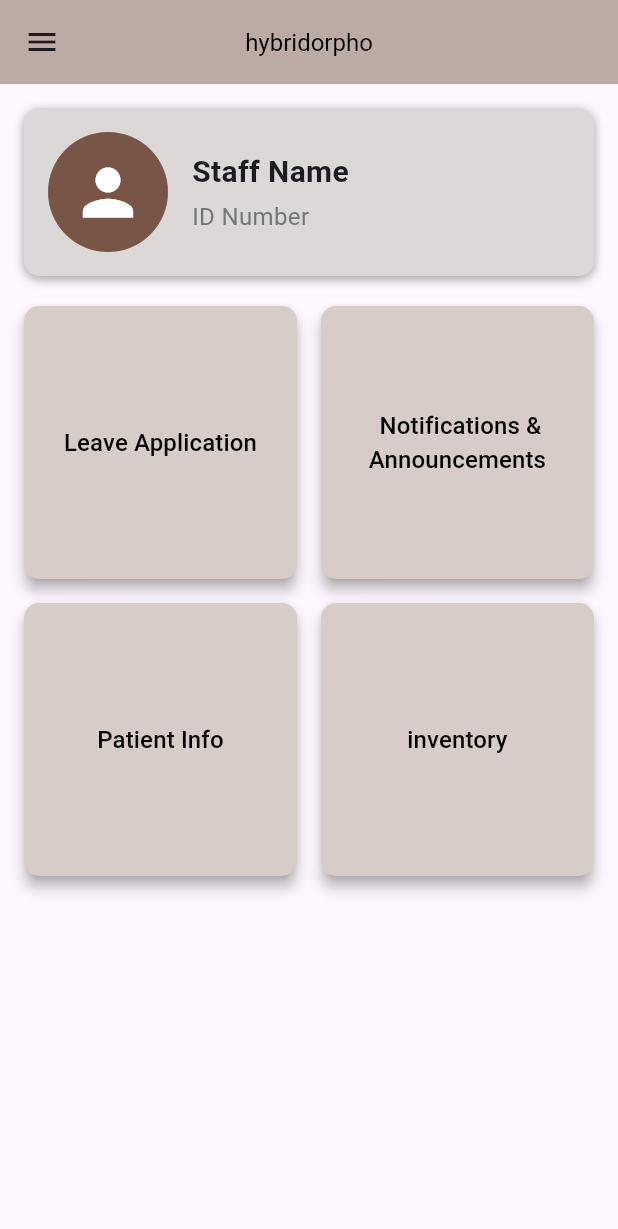
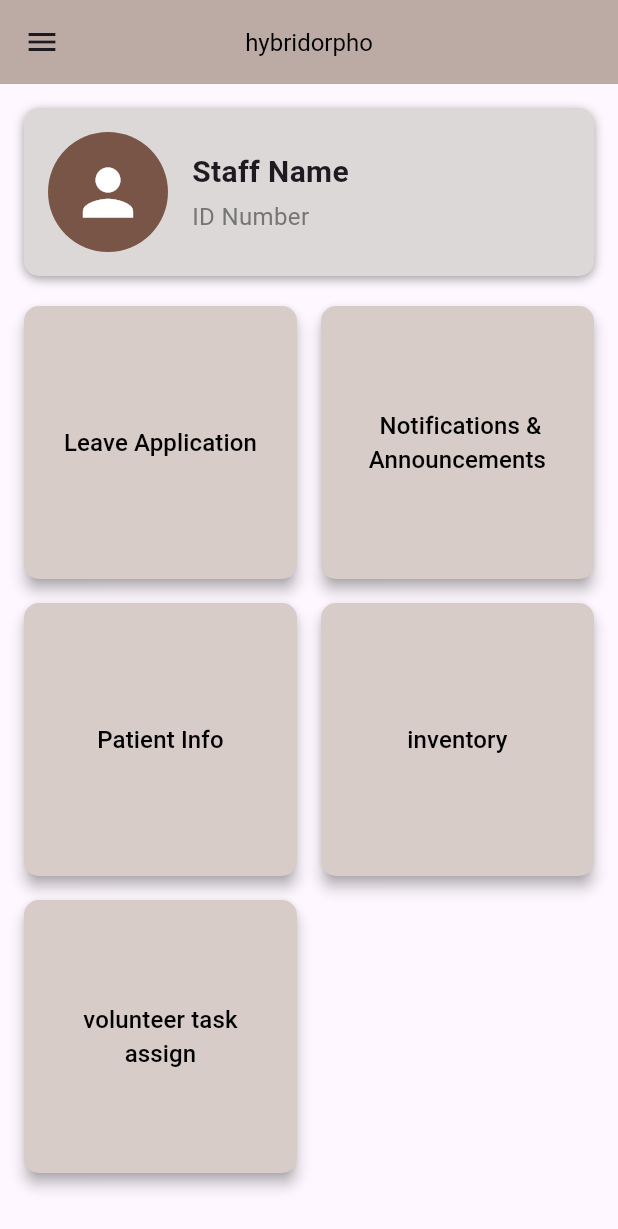
Before and after one commit to nivedithp/hybridorph-user, a Flutter app: the screen it shows after launch, on a phone screen of 412 x 824 dp. Shown: the top 1229 px of the screen. Run offline on Flutter 3.47's test engine with Material 3 defaults, Android fonts, the phone set to English and light mode, and no system bars.

Commit message:
volunteer task assign

```diff
--- a/lib/homescreen.dart
+++ b/lib/homescreen.dart
@@ -1,7 +1,9 @@
 import 'package:flutter/material.dart';
 import 'package:flutter_application_1/LeavesPage.dart';
+import 'package:flutter_application_1/inventory.dart';
 import 'package:flutter_application_1/notification.dart';
 import 'package:flutter_application_1/patientinfo.dart';
+import 'package:flutter_application_1/volunteer_task_assign.dart';
 
 class LoginScreen1 extends StatelessWidget {
   const LoginScreen1({super.key});
@@ -203,9 +205,38 @@ class LoginScreen1 extends StatelessWidget {
                         borderRadius: BorderRadius.circular(10),
                       ),
                     ),
-                    onPressed: () {},
+                    onPressed: () {
+                      Navigator.push(
+                          context,
+                          MaterialPageRoute(
+                              builder: (context) => InventoryPage()));
+                    },
                     child: Text(
                       "inventory",
+                      textAlign: TextAlign.center,
+                      style: TextStyle(
+                          color: Colors.black,
+                          fontWeight: FontWeight.w500,
+                          fontSize: 16),
+                    ),
+                  ),
+                  ElevatedButton(
+                    style: ElevatedButton.styleFrom(
+                      shadowColor: Colors.grey,
+                      elevation: 4.0,
+                      backgroundColor: Colors.brown[100],
+                      shape: RoundedRectangleBorder(
+                        borderRadius: BorderRadius.circular(10),
+                      ),
+                    ),
+                    onPressed: () {
+                      Navigator.push(
+                          context,
+                          MaterialPageRoute(
+                              builder: (context) => VolunteerTaskPage()));
+                    },
+                    child: Text(
+                      "volunteer task assign",
                       textAlign: TextAlign.center,
                       style: TextStyle(
                           color: Colors.black,
--- a/lib/main.dart
+++ b/lib/main.dart
@@ -3,6 +3,7 @@ import 'package:flutter_application_1/homescreen.dart';
 import 'package:flutter_application_1/patient_edit.dart';
 import 'package:flutter_application_1/patientdetails.dart';
 import 'package:flutter_application_1/inventory.dart';
+import 'package:flutter_application_1/volunteer_task_assign.dart';
 
 void main() {
   runApp(const MyApp());
```
Also changed, not shown: lib/volunteer_task_assign.dart (added, +109 -0 lines).
